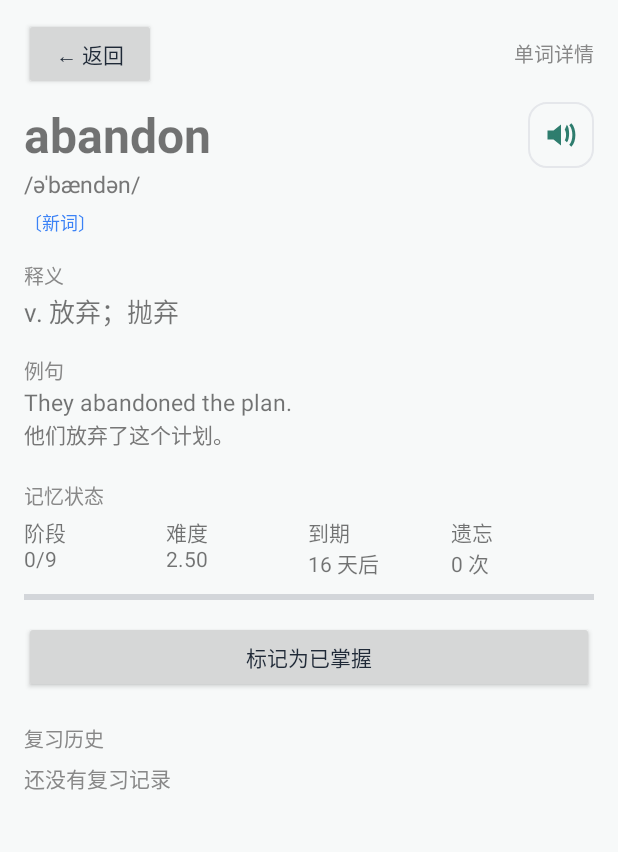
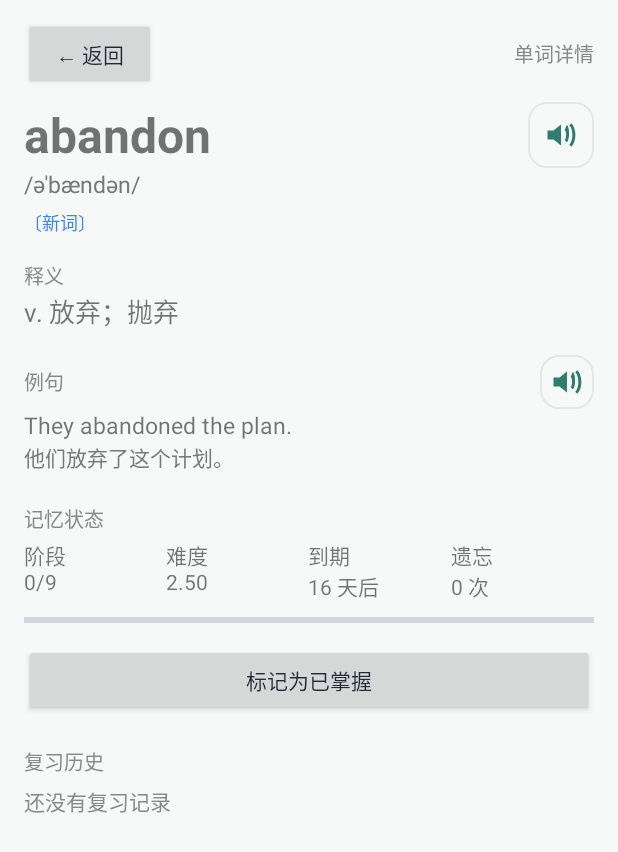
Before and after one commit to wajjsajdkadada/wajjsajd, an Android app: the WordListActivity screen opened directly, with no data from a screen before it, after a tap on "abandon", on a phone screen of 412 x 824 dp. Shown: the top 852 px of the screen. Run offline under Robolectric (Android 15) with nearby library versions, the phone set to English and light mode, and no system bars; our stand-ins replace Room's generated code.

Commit message:
feat(example): 例句朗读 + 导入合并修复（补例句会被空值清空）
【能力：例句朗读】
- 详情页：「例句」标题右侧新增喇叭按钮，朗读整句（不读中文翻译，避免中英混读）；
- 复习卡背面：例句下方新增更大的喇叭按钮；
- 没有例句时按钮自动隐藏（setViewVisibility GONE），不会出现"点了没反应"；
- 复用 WordSpeaker，失败提示与单词朗读一致（缺语音包/引擎不可用）。

【数据：带例句的示例词库】
- 新增 素材/例句示例-50词.csv（word,meaning,example,example_translation 四列，50 个词）；
- 这些词都已在库中，所以导入走「更新」路径：实测 总行数 50 / 新增 0 / 更新 50，
  例句与例句翻译被写入，详情页立刻显示——用一条导入链路同时演示了「补数据」能力。

【修复：导入时空值会清空已有字段（数据丢失隐患）】
原 upsert 的更新分支是「整体覆盖」：
    phonetic = draft.phonetic?.trim()?.ifEmpty { null }
    example  = draft.example?.trim()?.ifEmpty { null }
当用一个只有 word,meaning 两列的 CSV 再导一次时，draft.example 是 null，
于是把之前补好的音标、例句、例句翻译**全部清空**。
改为「合并」语义：新值非空才覆盖，为空则保留旧值
    example = draft.example?.trim()?.ifEmpty { null } ?: existing.example
这样"补例句"和"只更新释义"两种导入都不会互相破坏。

【验证（模拟器实测）】
- 导入 examples-50.csv → 总行数 50 / 新增 0 / 更新 50 / 失败 0；
- 打开 absorb 详情 → 例句 "Plants absorb water through their roots." + 中文翻译均显示，
  右侧出现朗读例句按钮；
- 点朗读例句 → logcat：Synthesis request for locale eng-USA + TTS dispatch（真的读了整句）；
- 截图见 素材/例句-详情页.png；无崩溃。

Refs: FR-2.3（例句展示）, FR-6.1（发音）, AC-12

```diff
--- a/app/src/main/kotlin/com/dancijiyi/app/ui/detail/WordDetailActivity.kt
+++ b/app/src/main/kotlin/com/dancijiyi/app/ui/detail/WordDetailActivity.kt
@@ -62,6 +62,9 @@ class WordDetailActivity : ComponentActivity() {
     /** 当前单词拼写：朗读按钮要用它，所以单独存一份（避免从 UI 层反查数据） */
     private var currentSpelling: String? = null
 
+    /** 当前例句：例句朗读按钮用；为空时按钮隐藏 */
+    private var currentExample: String? = null
+
     /** 朗读器：懒加载，但 initialize() 放在 onCreate 提前调用 */
     private val speaker by lazy { WordSpeaker(this) }
 
@@ -103,6 +106,10 @@ class WordDetailActivity : ComponentActivity() {
         findViewById<android.widget.ImageButton>(R.id.btnSpeakDetail).setOnClickListener {
             speakCurrentWord()
         }
+        // 朗读例句：没有例句时按钮保持隐藏（在 render 里控制）
+        findViewById<android.widget.ImageButton>(R.id.btnSpeakExample).setOnClickListener {
+            currentExample?.let { speakText(it) }
+        }
 
         lifecycleScope.launch {
             repeatOnLifecycle(Lifecycle.State.STARTED) {
@@ -142,6 +149,10 @@ class WordDetailActivity : ComponentActivity() {
                 )
 
                 meaning.text = state.word.meaning
+                currentExample = state.word.example?.takeIf { it.isNotBlank() }
+                // 没有例句就隐藏「朗读例句」按钮，避免点了没反应
+                findViewById<android.widget.ImageButton>(R.id.btnSpeakExample).visibility =
+                    if (currentExample == null) View.GONE else View.VISIBLE
                 example.text = state.word.example ?: "（暂无例句）"
                 exampleTranslation.text = state.word.exampleTranslation.orEmpty()
                 exampleTranslation.visibility =
@@ -206,9 +217,13 @@ class WordDetailActivity : ComponentActivity() {
         }
     }
 
-    /** 朗读当前单词，并把三种失败翻译成用户能看懂的话 */
+    /** 朗读当前单词 */
     private fun speakCurrentWord() {
-        val text = currentSpelling ?: return
+        currentSpelling?.let { speakText(it) }
+    }
+
+    /** 朗读任意文本，并把三种失败翻译成用户能看懂的话（单词与例句共用） */
+    private fun speakText(text: String) {
         when (speaker.speak(text)) {
             SpeakOutcome.SPOKEN, SpeakOutcome.INITIALIZING -> Unit
             SpeakOutcome.NO_ENGLISH_VOICE ->
--- a/app/src/main/res/layout/activity_word_detail.xml
+++ b/app/src/main/res/layout/activity_word_detail.xml
@@ -99,13 +99,32 @@
             android:layout_height="wrap_content"
             android:textSize="17sp" />
 
-        <TextView
+        <!-- 例句标题 + 朗读例句：只在有例句时显示（Activity 里控制可见性） -->
+        <LinearLayout
             android:layout_width="match_parent"
             android:layout_height="wrap_content"
             android:layout_marginTop="16dp"
-            android:text="例句"
-            android:textSize="13sp"
-            android:textColor="#888888" />
+            android:gravity="center_vertical"
+            android:orientation="horizontal">
+
+            <TextView
+                android:layout_width="0dp"
+                android:layout_height="wrap_content"
+                android:layout_weight="1"
+                android:text="例句"
+                android:textSize="13sp"
+                android:textColor="#888888" />
+
+            <ImageButton
+                android:id="@+id/btnSpeakExample"
+                android:layout_width="36dp"
+                android:layout_height="36dp"
+                android:background="@drawable/bg_button_secondary"
+                android:contentDescription="朗读例句"
+                android:padding="8dp"
+                android:src="@drawable/ic_speaker"
+                android:visibility="gone" />
+        </LinearLayout>
 
         <TextView
             android:id="@+id/detailExample"
```
Also changed, not shown: app/src/main/kotlin/com/dancijiyi/app/ui/review/ReviewActivity.kt (+17 -2 lines), app/src/main/res/layout/activity_review.xml (+12 -0 lines), core-data/src/main/kotlin/com/dancijiyi/data/repository/RoomWordRepository.kt (+7 -3 lines), 2 other files.
